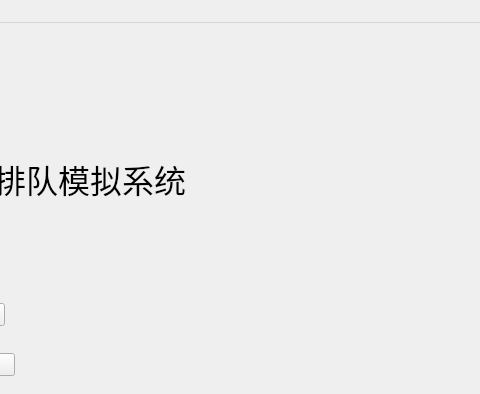
Before: the Qt Designer form mymainwindow.ui in Dun180/Qt-Bank, drawn with Qt 5; both pictures show x 320 to 800 and y 0 to 394 of the 800 by 600 pixel window.
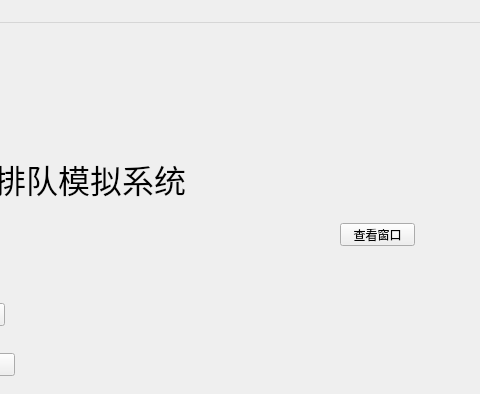
After: the same form once the commit is applied.

```diff
--- a/mymainwindow.ui
+++ b/mymainwindow.ui
@@ -98,6 +98,19 @@
      <string>当前排队号：</string>
     </property>
    </widget>
+   <widget class="QPushButton" name="windowsView">
+    <property name="geometry">
+     <rect>
+      <x>660</x>
+      <y>200</y>
+      <width>75</width>
+      <height>23</height>
+     </rect>
+    </property>
+    <property name="text">
+     <string>查看窗口</string>
+    </property>
+   </widget>
   </widget>
   <widget class="QMenuBar" name="menubar">
    <property name="geometry">
```
